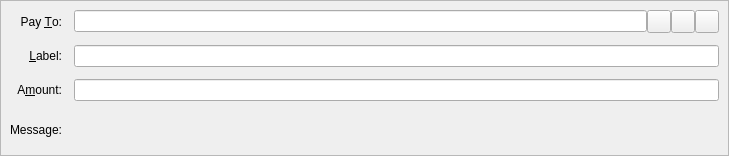
This is src/qt/forms/sendcoinsentry.ui in ortchi42/xsecurus as Qt 5 draws it before an edit. The edited form follows.
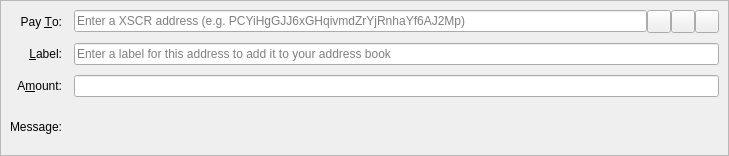
This is the edited form. Icons and pictures are not drawn. Custom widgets are drawn as their Qt base class.

The edit to the form file:
```diff
--- a/src/qt/forms/sendcoinsentry.ui
+++ b/src/qt/forms/sendcoinsentry.ui
@@ -27,9 +27,12 @@
     <enum>QFrame::Sunken</enum>
    </property>
    <layout class="QGridLayout" name="gridLayout">
-    <property name="spacing">
+    <property name="horizontalSpacing">
      <number>12</number>
     </property>
+    <property name="verticalSpacing">
+     <number>10</number>
+    </property>
     <item row="0" column="0">
      <widget class="QLabel" name="payToLabel">
       <property name="text">
@@ -51,7 +54,13 @@
       <item>
        <widget class="QValidatedLineEdit" name="payTo">
         <property name="toolTip">
-         <string>The Securus address to send the payment to</string>
+         <string>The XSCR address to send the payment to</string>
+        </property>
+        <property name="inputMask">
+         <string/>
+        </property>
+        <property name="placeholderText">
+         <string>Enter a XSCR address (e.g. PCYiHgGJJ6xGHqivmdZrYjRnhaYf6AJ2Mp)</string>
         </property>
        </widget>
       </item>
@@ -123,6 +132,12 @@
       <property name="toolTip">
        <string>Enter a label for this address to add it to the list of used addresses</string>
       </property>
+      <property name="inputMask">
+       <string/>
+      </property>
+      <property name="placeholderText">
+       <string>Enter a label for this address to add it to your address book</string>
+      </property>
      </widget>
     </item>
     <item row="2" column="0">
```
Left out of the diff: 21 changed lines with no effect on the pictures.
